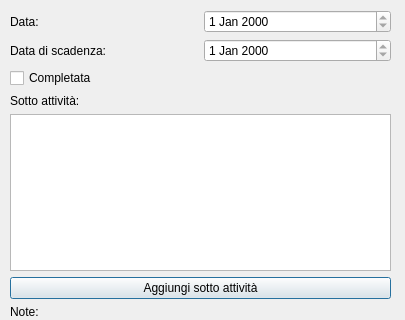
This is activityview.ui in TommasoBotarelli/MyD14ry as Qt 5 draws it before an edit; both pictures show x 0 to 405 and y 0 to 320 of the 405 by 529 pixel window. The edited form follows.
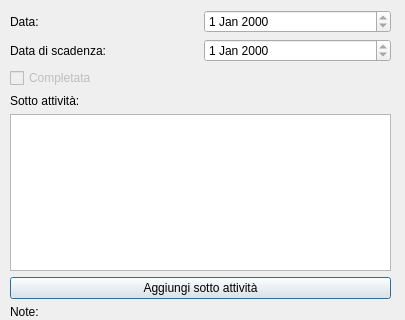
This is the edited form.

Commit message: Modifica del completed checkbox in activityview e tolto il checkbox di event nella mainwindow

Diff of the .ui file:
```diff
--- a/activityview.ui
+++ b/activityview.ui
@@ -64,14 +64,11 @@
       <item>
        <widget class="QCheckBox" name="CompletedCheckBox">
         <property name="enabled">
-         <bool>true</bool>
+         <bool>false</bool>
         </property>
         <property name="text">
          <string>Completata</string>
         </property>
-        <property name="checkable">
-         <bool>true</bool>
-        </property>
         <property name="checked">
          <bool>false</bool>
         </property>
```
The commit also changes 3 other files.
